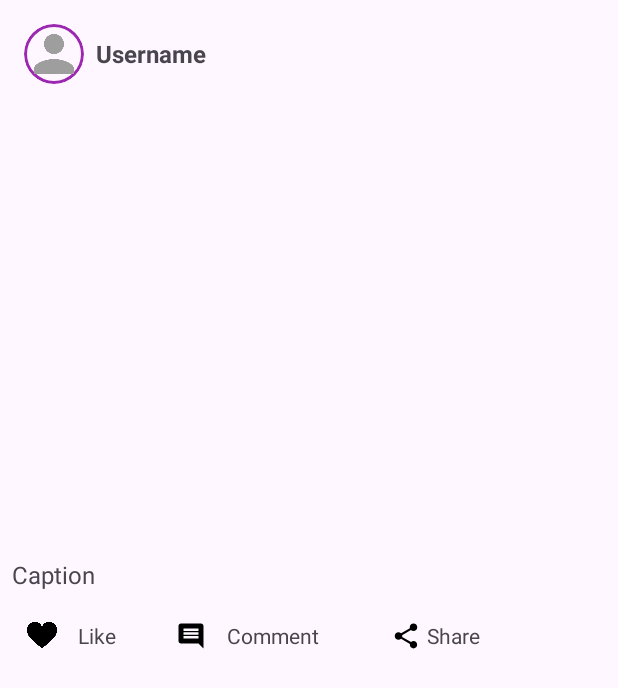
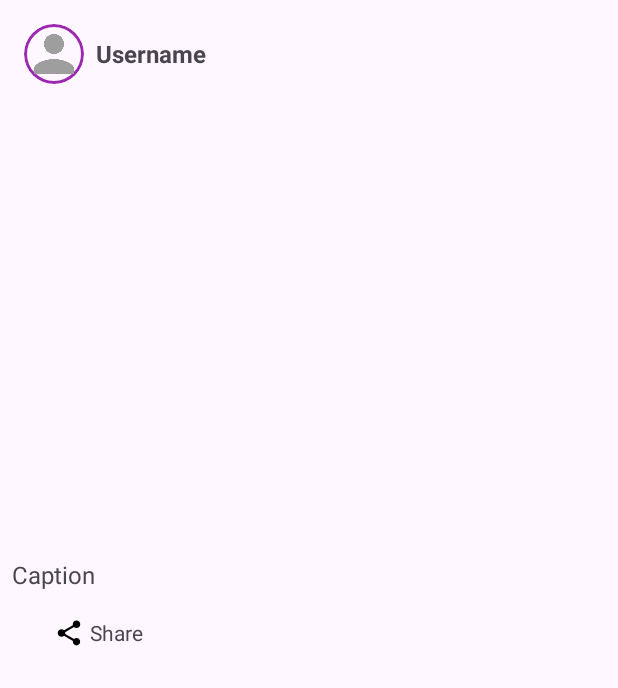
Before and after one commit to Dilipjp/Connectify-android, an Android app: the layout item_post.xml on its own in the app's theme, with its tools: preview values and no code run, on a phone screen of 412 x 824 dp. Shown: the top 688 px of the screen. Run offline under Robolectric (Android 15) with nearby library versions, the phone set to English and light mode, and no system bars.

Commit message:
removed like  button

```diff
--- a/app/src/main/res/layout/item_post.xml
+++ b/app/src/main/res/layout/item_post.xml
@@ -57,59 +57,7 @@
         android:gravity="center_vertical"
         android:padding="10dp">
 
-            <LinearLayout
-                android:layout_width="wrap_content"
-                android:layout_height="wrap_content"
-                android:id="@+id/like"
-                android:orientation="horizontal"
-                android:gravity="center_vertical"
-                android:layout_marginRight="20dp"
-                >
 
-                <ImageView
-                    android:id="@+id/likeIcon"
-                    android:layout_width="20dp"
-                    android:layout_height="20dp"
-                    android:src="@drawable/like" />
-
-                <TextView
-                    android:id="@+id/likeText"
-                    android:layout_width="wrap_content"
-                    android:layout_height="wrap_content"
-                    android:layout_marginStart="4dp"
-                    android:padding="10dp"
-                    android:text="Like"
-                    android:textSize="14sp" />
-
-            </LinearLayout>
-
-
-
-
-            <LinearLayout
-            android:id="@+id/commentbutton"
-            android:layout_width="wrap_content"
-            android:layout_height="wrap_content"
-            android:orientation="horizontal"
-            android:gravity="center_vertical"
-            android:layout_marginRight="20dp"
-            android:padding="10dp">
-            <ImageView
-                android:id="@+id/commentIcon"
-                android:layout_width="20dp"
-                android:layout_height="20dp"
-                android:layout_marginRight="10dp"
-                android:src="@drawable/baseline_comment_24" />
-
-            <TextView
-                android:id="@+id/CommentText"
-                android:layout_width="wrap_content"
-                android:layout_height="wrap_content"
-                android:layout_marginStart="4dp"
-                android:text="Comment"
-                android:textSize="14sp" />
-
-        </LinearLayout>
         <LinearLayout
             android:id="@+id/Sharebutton"
             android:layout_width="wrap_content"
```
